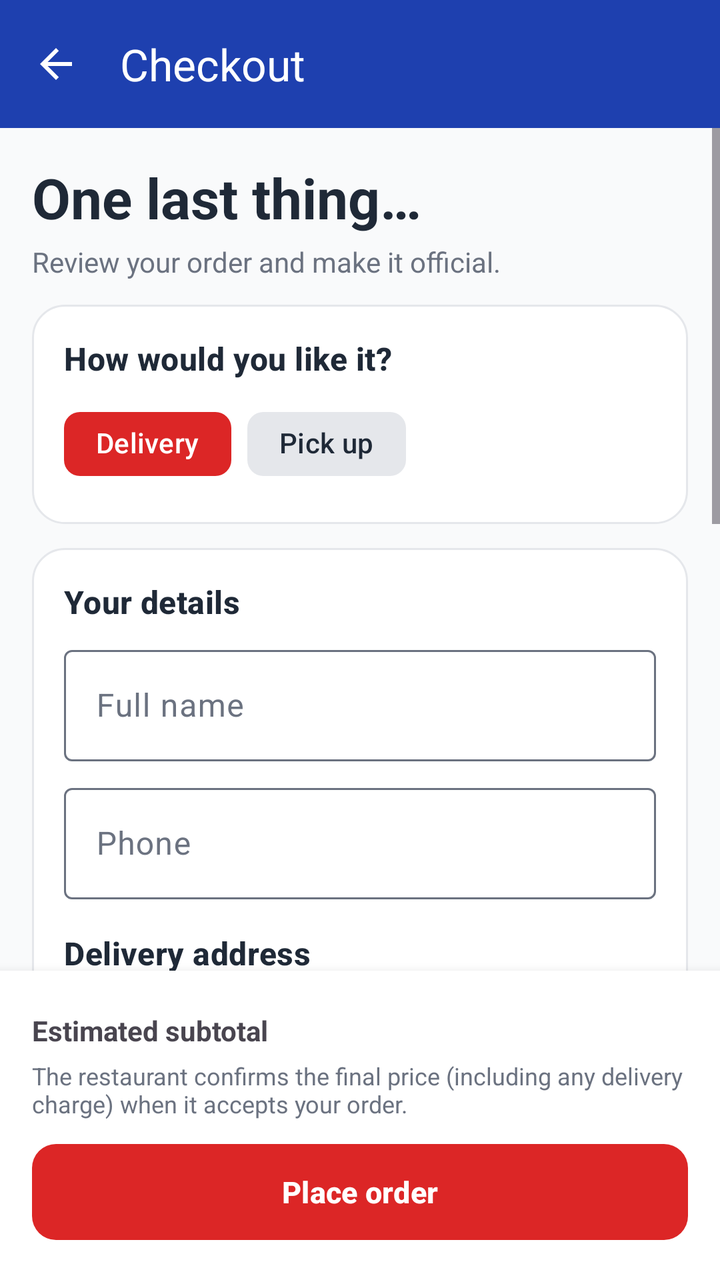
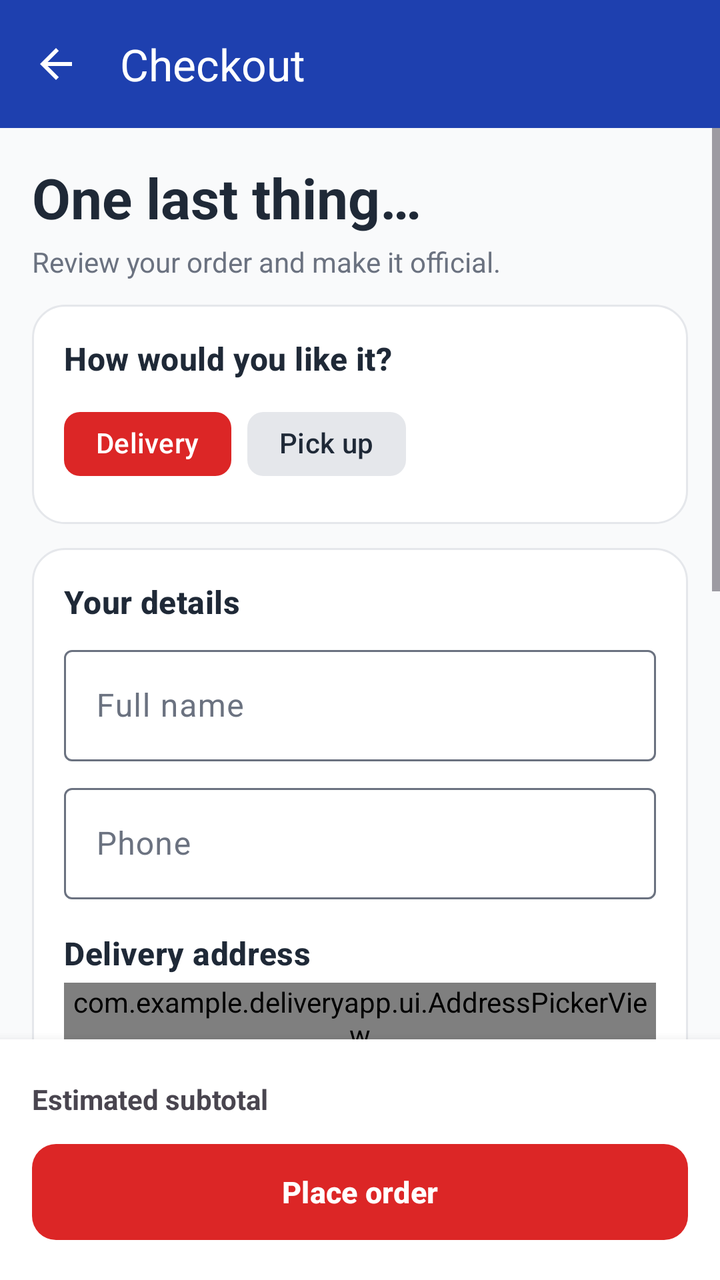

An Android layout rendered at two revisions. The XML below is the earlier revision; the diff shows what the commit changed to produce the second picture.
<!-- AndroidManifest.xml: application theme Theme.DeliveryApp -->
<!-- res/layout/activity_checkout.xml -->
<?xml version='1.0' encoding='utf-8'?>
<LinearLayout xmlns:android="http://schemas.android.com/apk/res/android" xmlns:app="http://schemas.android.com/apk/res-auto" android:layout_width="match_parent" android:layout_height="match_parent" android:orientation="vertical">
    <com.google.android.material.appbar.MaterialToolbar android:id="@+id/toolbar" style="@style/Widget.App.Toolbar" android:layout_width="match_parent" android:layout_height="?attr/actionBarSize" app:navigationIcon="@drawable/ic_arrow_back" app:title="Checkout" />
    <ScrollView android:layout_width="match_parent" android:layout_height="0dp" android:layout_weight="1">
        <LinearLayout android:layout_width="match_parent" android:layout_height="wrap_content" android:orientation="vertical" android:padding="16dp">
            <TextView android:layout_width="match_parent" android:layout_height="wrap_content" android:text="One last thing…" android:textAppearance="@style/Text.Page" />
            <TextView android:layout_width="match_parent" android:layout_height="wrap_content" android:text="Review your order and make it official." android:textColor="?attr/colorOutline" android:layout_marginTop="4dp" />
            <LinearLayout android:layout_width="match_parent" android:layout_height="wrap_content" android:orientation="vertical" android:padding="16dp" android:background="@drawable/bg_surface" android:layout_marginTop="12dp">
                <TextView android:layout_width="wrap_content" android:layout_height="wrap_content" android:layout_marginTop="0dp" android:layout_marginBottom="8dp" android:text="How would you like it?" android:textAppearance="@style/Text.Section" />
                <com.google.android.material.chip.ChipGroup android:id="@+id/chipsType" android:layout_width="wrap_content" android:layout_height="wrap_content" app:singleSelection="true" app:selectionRequired="true">
                    <com.google.android.material.chip.Chip android:id="@+id/chipDelivery" style="@style/Widget.App.Chip" android:layout_width="wrap_content" android:layout_height="wrap_content" android:checkable="true" android:checked="true" android:text="Delivery" />
                    <com.google.android.material.chip.Chip android:id="@+id/chipPickup" style="@style/Widget.App.Chip" android:layout_width="wrap_content" android:layout_height="wrap_content" android:checkable="true" android:text="Pick up" />
                </com.google.android.material.chip.ChipGroup>
            </LinearLayout>
            <LinearLayout android:layout_width="match_parent" android:layout_height="wrap_content" android:orientation="vertical" android:padding="16dp" android:background="@drawable/bg_surface" android:layout_marginTop="12dp">
                <TextView android:layout_width="wrap_content" android:layout_height="wrap_content" android:layout_marginTop="0dp" android:layout_marginBottom="8dp" android:text="Your details" android:textAppearance="@style/Text.Section" />
                <com.google.android.material.textfield.TextInputLayout style="@style/Widget.Material3.TextInputLayout.OutlinedBox" android:layout_width="match_parent" android:layout_height="wrap_content" android:layout_marginTop="0dp" android:hint="Full name">
                    <com.google.android.material.textfield.TextInputEditText android:id="@+id/etName" android:layout_width="match_parent" android:layout_height="wrap_content" android:inputType="textPersonName|textCapWords" android:maxLines="1" />
                </com.google.android.material.textfield.TextInputLayout>
                <com.google.android.material.textfield.TextInputLayout style="@style/Widget.Material3.TextInputLayout.OutlinedBox" android:layout_width="match_parent" android:layout_height="wrap_content" android:layout_marginTop="8dp" android:hint="Phone">
                    <com.google.android.material.textfield.TextInputEditText android:id="@+id/etPhone" android:layout_width="match_parent" android:layout_height="wrap_content" android:inputType="phone" android:maxLines="1" />
                </com.google.android.material.textfield.TextInputLayout>
                <LinearLayout android:id="@+id/deliveryGroup" android:layout_width="match_parent" android:layout_height="wrap_content" android:orientation="vertical">
                    <TextView android:layout_width="wrap_content" android:layout_height="wrap_content" android:layout_marginTop="16dp" android:layout_marginBottom="4dp" android:text="Delivery address" android:textAppearance="@style/Text.Section" />
                    <com.example.deliveryapp.ui.AddressPickerView android:id="@+id/checkoutAddress" android:layout_width="match_parent" android:layout_height="wrap_content" />
                    <com.google.android.material.textfield.TextInputLayout style="@style/Widget.Material3.TextInputLayout.OutlinedBox" android:layout_width="match_parent" android:layout_height="wrap_content" android:layout_marginTop="8dp" android:hint="Complex / unit (optional)">
                        <com.google.android.material.textfield.TextInputEditText android:id="@+id/etComplex" android:layout_width="match_parent" android:layout_height="wrap_content" android:inputType="text" android:maxLines="1" />
                    </com.google.android.material.textfield.TextInputLayout>
                    <com.google.android.material.textfield.TextInputLayout style="@style/Widget.Material3.TextInputLayout.OutlinedBox" android:layout_width="match_parent" android:layout_height="wrap_content" android:layout_marginTop="8dp" android:hint="Gate access code (optional)">
                        <com.google.android.material.textfield.TextInputEditText android:id="@+id/etGate" android:layout_width="match_parent" android:layout_height="wrap_content" android:inputType="text" android:maxLines="1" android:maxLength="64" />
                    </com.google.android.material.textfield.TextInputLayout>
                </LinearLayout>
            </LinearLayout>
            <LinearLayout android:layout_width="match_parent" android:layout_height="wrap_content" android:orientation="vertical" android:padding="16dp" android:background="@drawable/bg_surface" android:layout_marginTop="12dp">
                <LinearLayout android:id="@+id/paymentGroup" android:layout_width="match_parent" android:layout_height="wrap_content" android:orientation="vertical">
                    <TextView android:layout_width="wrap_content" android:layout_height="wrap_content" android:layout_marginTop="16dp" android:layout_marginBottom="4dp" android:text="Payment" android:textAppearance="@style/Text.Section" />
                    <com.google.android.material.chip.ChipGroup android:id="@+id/chipsPayment" android:layout_width="wrap_content" android:layout_height="wrap_content" app:singleSelection="true" app:selectionRequired="true">
                        <com.google.android.material.chip.Chip android:id="@+id/chipPayFast" style="@style/Widget.App.Chip" android:layout_width="wrap_content" android:layout_height="wrap_content" android:checkable="true" android:checked="true" android:text="Card / EFT (PayFast)" />
                        <com.google.android.material.chip.Chip android:id="@+id/chipCash" style="@style/Widget.App.Chip" android:layout_width="wrap_content" android:layout_height="wrap_content" android:checkable="true" android:text="Cash on delivery" />
                    </com.google.android.material.chip.ChipGroup>
                </LinearLayout>
            </LinearLayout>
            <LinearLayout android:layout_width="match_parent" android:layout_height="wrap_content" android:orientation="vertical" android:padding="16dp" android:background="@drawable/bg_surface" android:layout_marginTop="12dp">
                <TextView android:layout_width="wrap_content" android:layout_height="wrap_content" android:layout_marginTop="0dp" android:layout_marginBottom="8dp" android:text="Order summary" android:textAppearance="@style/Text.Section" />
                <LinearLayout android:id="@+id/summary" android:layout_width="match_parent" android:layout_height="wrap_content" android:orientation="vertical" />
            </LinearLayout>
            <TextView android:id="@+id/tvMessage" android:layout_width="match_parent" android:layout_height="wrap_content" android:layout_marginTop="12dp" android:visibility="gone" />
        </LinearLayout>
    </ScrollView>
    <LinearLayout android:layout_width="match_parent" android:layout_height="wrap_content" android:orientation="vertical" android:padding="16dp" android:background="?attr/colorSurface" android:elevation="8dp">
        <LinearLayout android:layout_width="match_parent" android:layout_height="wrap_content" android:orientation="horizontal">
            <TextView android:layout_width="0dp" android:layout_height="wrap_content" android:layout_weight="1" android:text="Estimated subtotal" android:textStyle="bold" />
            <TextView android:id="@+id/tvCheckoutSubtotal" android:layout_width="wrap_content" android:layout_height="wrap_content" android:textStyle="bold" android:textSize="18sp" />
        </LinearLayout>
        <TextView android:id="@+id/tvPriceNote" android:layout_width="match_parent" android:layout_height="wrap_content" android:layout_marginTop="4dp" android:text="The restaurant confirms the final price (including any delivery charge) when it accepts your order." android:textColor="?attr/colorOutline" android:textSize="12sp" />
        <com.google.android.material.button.MaterialButton android:id="@+id/btnPlace" android:layout_width="match_parent" android:layout_height="wrap_content" android:layout_marginTop="8dp" android:text="Place order" android:textStyle="bold" android:minHeight="56dp" />
    </LinearLayout>
</LinearLayout>
<!-- resources referenced by this layout -->
<resources>
  <!-- drawable bg_surface (drawable) -->
  <shape xmlns:android="http://schemas.android.com/apk/res/android"><solid android:color="?attr/colorSurface"/><corners android:radius="16dp"/><stroke android:width="1dp" android:color="@color/paper_variant"/></shape>
  <!-- drawable ic_arrow_back (drawable) -->
  <vector xmlns:android="http://schemas.android.com/apk/res/android"
      android:width="24dp" android:height="24dp" android:viewportWidth="24" android:viewportHeight="24"
      android:tint="?attr/colorControlNormal">
      <path android:fillColor="@android:color/white" android:pathData="M20,11H7.83l5.59,-5.59L12,4l-8,8 8,8 1.41,-1.41L7.83,13H20v-2z" />
  </vector>
  <style name="Text.Page" parent="TextAppearance.Material3.HeadlineMedium">
          <item name="android:textColor">?attr/colorOnSurface</item>
          <item name="android:textStyle">bold</item>
      </style>
  <style name="Text.Section" parent="TextAppearance.Material3.TitleMedium">
          <item name="android:textStyle">bold</item>
          <item name="android:textColor">?attr/colorOnSurface</item>
      </style>
  <style name="Widget.App.Chip" parent="Widget.Material3.Chip.Filter">
          <item name="chipBackgroundColor">@color/chip_bg</item>
          <item name="android:textColor">@color/chip_text</item>
          <item name="chipStrokeWidth">0dp</item>
          <item name="checkedIconVisible">false</item>
      </style>
  <style name="Widget.App.Toolbar" parent="Widget.Material3.Toolbar">
          <item name="android:background">@color/brand_blue_dark</item>
          <item name="titleTextColor">@color/surface</item>
          <item name="navigationIconTint">@color/surface</item>
      </style>
  <color name="paper_variant">@color/neutral_border</color>
  <color name="brand_blue_dark">#1E40AF</color>
  <color name="surface">#FFFFFF</color>
  <style name="Widget.App.PrimaryButton" parent="Widget.Material3.Button">
          <item name="cornerRadius">12dp</item>
          <item name="android:textSize">15sp</item>
          <item name="android:minHeight">56dp</item>
          <item name="android:textStyle">bold</item>
          <item name="backgroundTint">@color/brand_red</item>
          <item name="android:textColor">@color/surface</item>
      </style>
  <style name="Widget.App.SecondaryButton" parent="Widget.Material3.Button.OutlinedButton">
          <item name="cornerRadius">12dp</item>
          <item name="strokeColor">@color/brand_blue</item>
          <item name="android:textColor">@color/brand_blue</item>
          <item name="iconTint">@color/brand_blue</item>
      </style>
  <color name="brand_red">#DC2626</color>
  <color name="brand_red_tint">#FEE2E2</color>
  <color name="neutral_dark">#1F2937</color>
  <color name="brand_blue">#2563EB</color>
  <color name="brand_blue_tint">#DBEAFE</color>
  <color name="neutral_primary">#4B5563</color>
  <color name="neutral_border">#E5E7EB</color>
  <color name="neutral_medium">#6B7280</color>
  <color name="error_red">#B91C1C</color>
  <color name="page_background">#F9FAFB</color>
  <!-- unchanged entries left out for length: 1 -->
</resources>

<!-- the commit's change to res/layout/activity_checkout.xml (unified diff, before → after) -->
@@ -52,7 +52,6 @@
             <TextView android:layout_width="0dp" android:layout_height="wrap_content" android:layout_weight="1" android:text="Estimated subtotal" android:textStyle="bold" />
             <TextView android:id="@+id/tvCheckoutSubtotal" android:layout_width="wrap_content" android:layout_height="wrap_content" android:textStyle="bold" android:textSize="18sp" />
         </LinearLayout>
-        <TextView android:id="@+id/tvPriceNote" android:layout_width="match_parent" android:layout_height="wrap_content" android:layout_marginTop="4dp" android:text="The restaurant confirms the final price (including any delivery charge) when it accepts your order." android:textColor="?attr/colorOutline" android:textSize="12sp" />
         <com.google.android.material.button.MaterialButton android:id="@+id/btnPlace" android:layout_width="match_parent" android:layout_height="wrap_content" android:layout_marginTop="8dp" android:text="Place order" android:textStyle="bold" android:minHeight="56dp" />
     </LinearLayout>
 </LinearLayout>
